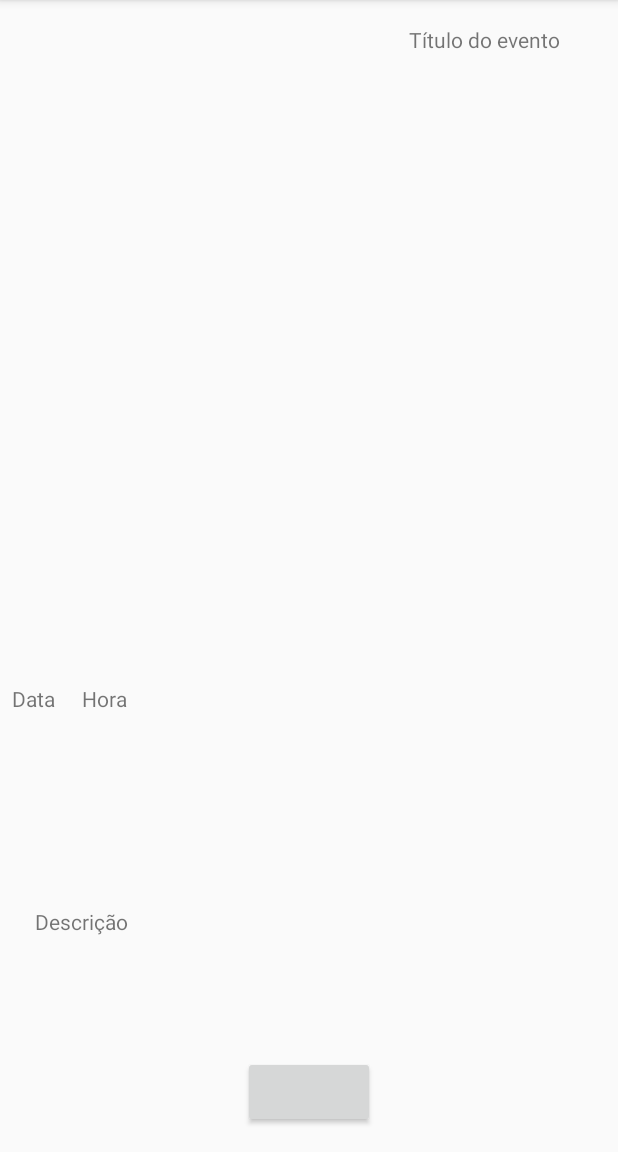
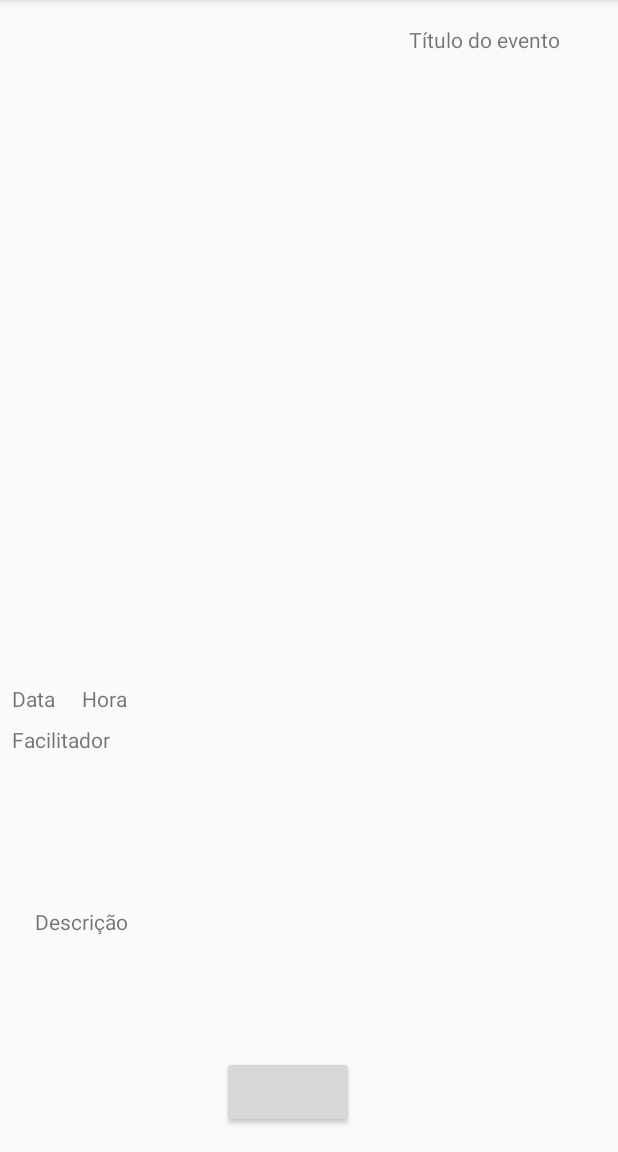
Before and after one commit to ufjf-dcc196/dcc196-2018-3-trb2-trb2-cassioreis-joaopedro, an Android app: the EventoDet screen opened directly, with no data from a screen before it, on a phone screen of 412 x 824 dp, the part 84-1236 px from its top. Run offline under Robolectric (Android 15) with nearby library versions, the phone set to English and light mode, and no system bars.

Commit message:
chamada de EventoDet terminada

```diff
--- a/app/src/main/java/a20183/dcc192/trab1joaopcassio/EventoDet.java
+++ b/app/src/main/java/a20183/dcc192/trab1joaopcassio/EventoDet.java
@@ -2,12 +2,49 @@ package a20183.dcc192.trab1joaopcassio;
 
 import android.os.Bundle;
 import android.support.v7.app.AppCompatActivity;
+import android.support.v7.widget.RecyclerView;
+import android.widget.TextView;
+
+import java.util.ArrayList;
+import java.util.List;
+
+import a20183.dcc192.trab1joaopcassio.Listas.ListaEventos;
+import a20183.dcc192.trab1joaopcassio.Model.Participante;
 
 public class EventoDet extends AppCompatActivity {
+    private TextView txtDetTitulo, txtDetData, txtDetHora, txtDetFacilitador, txtDetDesc;
+    private RecyclerView rclDetParticipantes;
+    private Participante PAdapter;
+    private List<Participante> participantes = new ArrayList<Participante>();
+    private String titulo;
 
     @Override
     protected void onCreate(Bundle savedInstanceState) {
         super.onCreate(savedInstanceState);
         setContentView(R.layout.det_evento);
+
+        txtDetTitulo = (TextView) findViewById(R.id.txt_detTitulo);
+        txtDetData = (TextView) findViewById(R.id.txt_detData);
+        txtDetHora = (TextView) findViewById(R.id.txt_detHora);
+        txtDetFacilitador = (TextView) findViewById(R.id.txt_detFacilitador);
+        txtDetDesc = (TextView) findViewById(R.id.txt_detDesc);
+
+        Bundle bundleExtras = getIntent().getExtras();
+        if(bundleExtras!=null)
+        {
+            titulo = bundleExtras.getString("titulo");
+            int i;
+            for(i=0 ; i <= ListaEventos.getInstance().size(); i++){
+                if(titulo.equals(ListaEventos.getInstance().get(i).getTítulo())){
+                    break;
+                }
+
+            }
+            txtDetTitulo.setText(titulo);
+            txtDetData.setText(ListaEventos.getInstance().get(i).getData()) ;
+            txtDetHora.setText(ListaEventos.getInstance().get(i).getHora()) ;
+            txtDetFacilitador.setText(ListaEventos.getInstance().get(i).getFacilitador());
+            txtDetDesc.setText(ListaEventos.getInstance().get(i).getDescricao());
+        }
     }
 }
--- a/app/src/main/java/a20183/dcc192/trab1joaopcassio/Model/Evento.java
+++ b/app/src/main/java/a20183/dcc192/trab1joaopcassio/Model/Evento.java
@@ -10,10 +10,10 @@ public class Evento {
     private String hora;
     private List<Participante> participantes;
 
-    public Evento(String título, String facilitador, String descrição, String data, String hora) {
+    public Evento(String título, String facilitador, String descricao, String data, String hora) {
         this.título = título;
         this.facilitador = facilitador;
-        this.descrição = descrição;
+        this.descrição = descricao;
         this.data = data;
         this.hora = hora;
         participantes = new ArrayList<Participante>();
@@ -65,7 +65,7 @@ public class Evento {
         this.facilitador = facilitador;
     }
 
-    public String getDescrição() {
+    public String getDescricao() {
         return descrição;
     }
 
--- a/app/src/main/java/a20183/dcc192/trab1joaopcassio/ParticipanteDet.java
+++ b/app/src/main/java/a20183/dcc192/trab1joaopcassio/ParticipanteDet.java
@@ -19,7 +19,6 @@ public class ParticipanteDet extends AppCompatActivity {
     private EventoAdapter evAdapter;
     private List<Evento> eventosParticipando = new ArrayList<Evento>();
     private String nome;
-    private int i=0;
 
     @Override
     protected void onCreate(Bundle savedInstanceState) {
@@ -39,7 +38,7 @@ public class ParticipanteDet extends AppCompatActivity {
         if(bundleExtras!=null)
         {
             nome = bundleExtras.getString("nome");
-
+            int i;
             for(i=0 ; i <= ListaParticipantes.getInstance().size();i++){
                 if(nome.equals(ListaParticipantes.getInstance().get(i).getNome())){
                     break;
--- a/app/src/main/res/layout/det_evento.xml
+++ b/app/src/main/res/layout/det_evento.xml
@@ -14,14 +14,14 @@
         android:layout_marginLeft="8dp"
         android:layout_marginTop="16dp"
         android:layout_marginBottom="8dp"
-        app:layout_constraintBottom_toTopOf="@+id/recyclerView4"
+        app:layout_constraintBottom_toTopOf="@+id/rcl_detParticipantes"
         app:layout_constraintStart_toStartOf="parent"
         app:layout_constraintTop_toTopOf="parent"
         app:layout_constraintVertical_bias="0.0"
         tools:text="Participantes" />
 
     <android.support.v7.widget.RecyclerView
-        android:id="@+id/recyclerView4"
+        android:id="@+id/rcl_detParticipantes"
         android:layout_width="368dp"
         android:layout_height="266dp"
         android:layout_marginStart="8dp"
@@ -35,7 +35,7 @@
         app:layout_constraintTop_toTopOf="parent" />
 
     <TextView
-        android:id="@+id/textView12"
+        android:id="@+id/txt_detTitulo"
         android:layout_width="wrap_content"
         android:layout_height="wrap_content"
         android:layout_marginStart="210dp"
@@ -45,7 +45,7 @@
         android:layout_marginRight="18dp"
         android:layout_marginBottom="8dp"
         android:text="Título do evento"
-        app:layout_constraintBottom_toTopOf="@+id/recyclerView4"
+        app:layout_constraintBottom_toTopOf="@+id/rcl_detParticipantes"
         app:layout_constraintEnd_toEndOf="parent"
         app:layout_constraintHorizontal_bias="0.722"
         app:layout_constraintStart_toEndOf="@+id/textView11"
@@ -58,16 +58,17 @@
         android:layout_height="wrap_content"
         android:layout_marginStart="148dp"
         android:layout_marginLeft="148dp"
-        android:layout_marginEnd="148dp"
-        android:layout_marginRight="148dp"
+        android:layout_marginEnd="8dp"
+        android:layout_marginRight="8dp"
         android:layout_marginBottom="16dp"
         app:layout_constraintBottom_toBottomOf="parent"
         app:layout_constraintEnd_toEndOf="parent"
+        app:layout_constraintHorizontal_bias="0.0"
         app:layout_constraintStart_toStartOf="parent"
         tools:text="Voltar" />
 
     <TextView
-        android:id="@+id/textView13"
+        android:id="@+id/txt_detData"
         android:layout_width="wrap_content"
         android:layout_height="wrap_content"
         android:layout_marginStart="8dp"
@@ -75,12 +76,12 @@
         android:layout_marginTop="16dp"
         android:layout_marginBottom="4dp"
         android:text="Data"
-        app:layout_constraintBottom_toTopOf="@+id/textView15"
+        app:layout_constraintBottom_toTopOf="@+id/txt_detDesc"
         app:layout_constraintStart_toStartOf="parent"
-        app:layout_constraintTop_toBottomOf="@+id/recyclerView4" />
+        app:layout_constraintTop_toBottomOf="@+id/rcl_detParticipantes" />
 
     <TextView
-        android:id="@+id/textView14"
+        android:id="@+id/txt_detHora"
         android:layout_width="wrap_content"
         android:layout_height="wrap_content"
         android:layout_marginStart="4dp"
@@ -90,13 +91,13 @@
         android:layout_marginRight="313dp"
         android:layout_marginBottom="4dp"
         android:text="Hora"
-        app:layout_constraintBottom_toTopOf="@+id/textView15"
+        app:layout_constraintBottom_toTopOf="@+id/txt_detDesc"
         app:layout_constraintEnd_toEndOf="parent"
-        app:layout_constraintStart_toEndOf="@+id/textView13"
-        app:layout_constraintTop_toBottomOf="@+id/recyclerView4" />
+        app:layout_constraintStart_toEndOf="@+id/txt_detData"
+        app:layout_constraintTop_toBottomOf="@+id/rcl_detParticipantes" />
 
     <TextView
-        android:id="@+id/textView15"
+        android:id="@+id/txt_detDesc"
         android:layout_width="362dp"
         android:layout_height="89dp"
         android:layout_marginStart="9dp"
@@ -108,4 +109,19 @@
         app:layout_constraintBottom_toTopOf="@+id/button7"
         app:layout_constraintEnd_toEndOf="parent"
         app:layout_constraintStart_toStartOf="parent" />
+
+    <TextView
+        android:id="@+id/txt_detFacilitador"
+        android:layout_width="wrap_content"
+        android:layout_height="wrap_content"
+        android:layout_marginStart="8dp"
+        android:layout_marginLeft="8dp"
+        android:layout_marginTop="8dp"
+        android:layout_marginEnd="8dp"
+        android:layout_marginRight="8dp"
+        android:text="Facilitador"
+        app:layout_constraintEnd_toEndOf="parent"
+        app:layout_constraintHorizontal_bias="0.0"
+        app:layout_constraintStart_toStartOf="parent"
+        app:layout_constraintTop_toBottomOf="@+id/txt_detData" />
 </android.support.constraint.ConstraintLayout>
```
